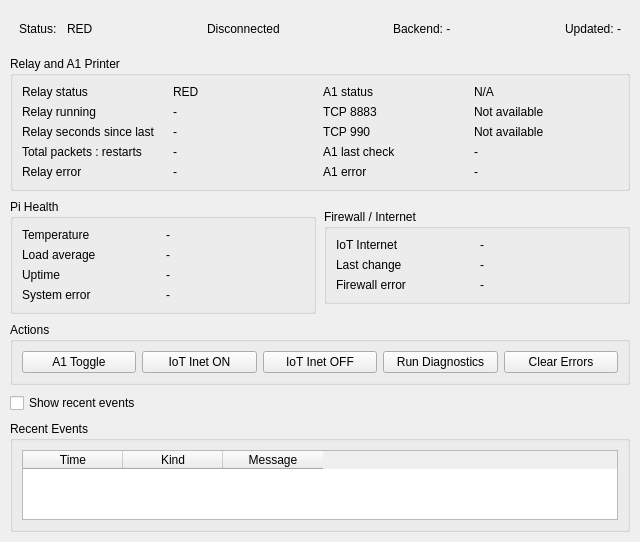
The window that IoT/client/dashboard_client.ui (michaelmargolis/IoT-Dashboard) describes before a commit, drawn with Qt 5.
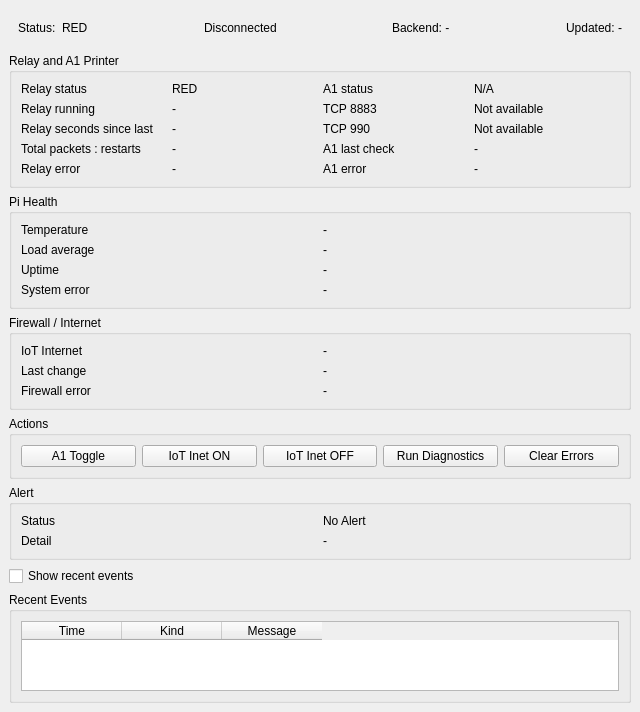
The same window after the commit.

Commit message: added alert panel to UI iot client has code to update status when powring on and off but not yet working alert panel code not yet implimented

The edit to the form file:
```diff
--- a/IoT/client/dashboard_client.ui
+++ b/IoT/client/dashboard_client.ui
@@ -7,29 +7,14 @@
     <x>0</x>
     <y>0</y>
     <width>640</width>
-    <height>500</height>
+    <height>652</height>
    </rect>
   </property>
   <property name="windowTitle">
    <string>IoT Dashboard</string>
   </property>
   <widget class="QWidget" name="centralwidget">
-   <layout class="QVBoxLayout" name="root_layout">
-    <property name="spacing">
-     <number>8</number>
-    </property>
-    <property name="leftMargin">
-     <number>10</number>
-    </property>
-    <property name="topMargin">
-     <number>10</number>
-    </property>
-    <property name="rightMargin">
-     <number>10</number>
-    </property>
-    <property name="bottomMargin">
-     <number>10</number>
-    </property>
+   <layout class="QVBoxLayout" name="verticalLayout">
     <item>
      <widget class="QFrame" name="status_strip_frame">
       <property name="sizePolicy">
@@ -38,10 +23,7 @@
         <verstretch>0</verstretch>
        </sizepolicy>
       </property>
-      <layout class="QHBoxLayout" name="status_strip">
-       <property name="spacing">
-        <number>10</number>
-       </property>
+      <layout class="QHBoxLayout" name="horizontalLayout_2">
        <item>
         <widget class="QLabel" name="label_status_caption">
          <property name="text">
@@ -278,8 +260,6 @@
      </widget>
     </item>
     <item>
-     <layout class="QHBoxLayout" name="mid_row">
-      <item>
        <widget class="QGroupBox" name="pi_group">
         <property name="title">
          <string>Pi Health</string>
@@ -401,8 +381,6 @@
         </layout>
        </widget>
       </item>
-     </layout>
-    </item>
     <item>
      <widget class="QGroupBox" name="actions_group">
       <property name="sizePolicy">
@@ -453,6 +431,46 @@
       </layout>
      </widget>
     </item>
+    <item>
+     <widget class="QGroupBox" name="alert_group">
+      <property name="title">
+       <string>Alert</string>
+      </property>
+      <layout class="QGridLayout" name="alert_layout_2">
+       <item row="0" column="0">
+        <widget class="QLabel" name="label_alert_status_2">
+         <property name="text">
+          <string>Status</string>
+         </property>
+        </widget>
+       </item>
+       <item row="0" column="1">
+        <widget class="QLabel" name="alert_status_value_2">
+         <property name="text">
+          <string>No Alert</string>
+         </property>
+        </widget>
+       </item>
+       <item row="1" column="0">
+        <widget class="QLabel" name="label_alert_detail_2">
+         <property name="text">
+          <string>Detail</string>
+         </property>
+        </widget>
+       </item>
+       <item row="1" column="1">
+        <widget class="QLabel" name="alert_detail_value_2">
+         <property name="text">
+          <string>-</string>
+         </property>
+         <property name="wordWrap">
+          <bool>true</bool>
+         </property>
+        </widget>
+       </item>
+      </layout>
+     </widget>
+    </item>
     <item>
      <widget class="QCheckBox" name="show_recent_events_checkbox">
       <property name="text">
```
Left out of the diff: 10 changed lines with no effect on the pictures. Lines whose indentation alone changed are shown as unchanged. The commit also changes 1 other file.
